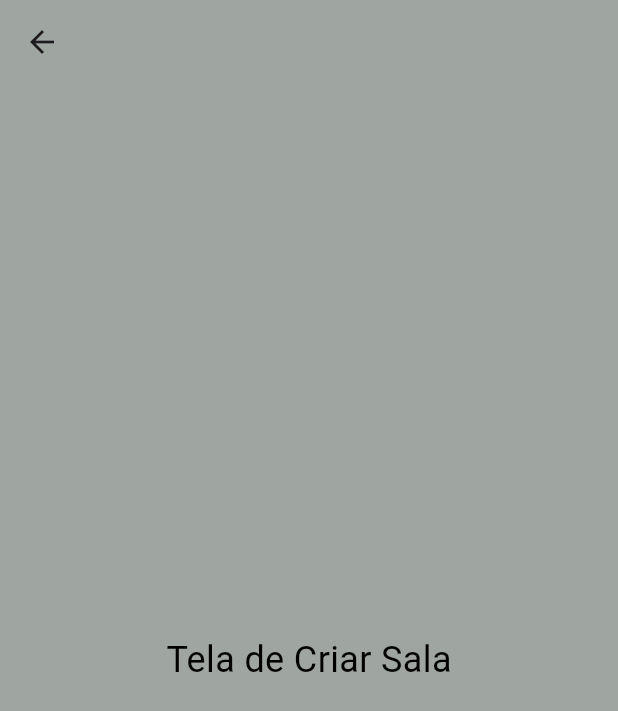
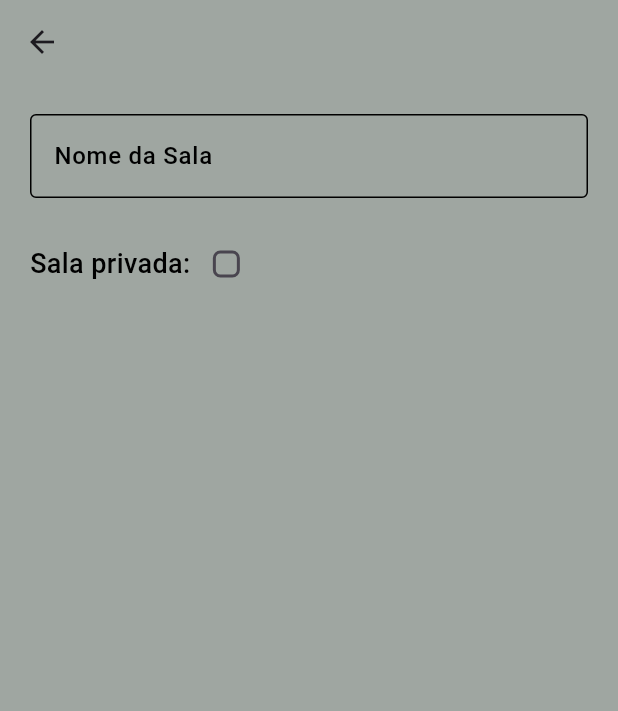
Before and after one commit to schumann7/geo-hunting, a Flutter app: the screen it shows after launch, after a tap on "Criar Sala", on a phone screen of 412 x 824 dp. Shown: the top 711 px of the screen. Run offline on Flutter 3.47's test engine with Material 3 defaults, Android fonts, the phone set to English and light mode, and no system bars.

Commit message:
criação do componente da sala do jogo e início do desenvolvimento das páginas game_create e game_enter

```diff
--- /dev/null
+++ b/lib/components/game_room.dart
@@ -0,0 +1,34 @@
+import 'package:flutter/material.dart';
+import 'package:geo_hunting/main.dart';
+
+class Room extends StatelessWidget {
+  final String roomName;
+  final int roomId;
+
+  const Room({super.key, required this.roomName, required this.roomId});
+
+  @override
+  Widget build(BuildContext context) {
+    return Card(
+      margin: EdgeInsets.only(bottom: 20),
+      color: white,
+      child: ListTileTheme(
+        iconColor: green,
+        child: ListTile(
+          leading: Text(
+            roomName,
+            style: TextStyle(
+              color: Colors.black,
+              fontSize: 16,
+              fontWeight: FontWeight.w500,
+            ),
+          ),
+          trailing: IconButton(
+            onPressed: () {},
+            icon: Icon(Icons.arrow_forward),
+          ),
+        ),
+      ),
+    );
+  }
+}
--- a/lib/main.dart
+++ b/lib/main.dart
@@ -1,5 +1,9 @@
 import 'package:flutter/material.dart';
 import 'screens/home_page.dart';
+
+Color background = Color(0xFF9FA6A1);
+Color green = Color(0xFF185C3C);
+Color white = Color(0xFFD9D9D9);
 
 void main() {
   runApp(const MyApp());
@@ -13,7 +17,7 @@ class MyApp extends StatelessWidget {
     return MaterialApp(
       title: 'Geo Hunting',
       theme: ThemeData(
-        scaffoldBackgroundColor: const Color(0xFF9FA6A1),
+        scaffoldBackgroundColor: background,
         textTheme: const TextTheme(
           bodyLarge: TextStyle(color: Colors.black),
           bodyMedium: TextStyle(color: Colors.black),
--- a/lib/screens/game_create_page.dart
+++ b/lib/screens/game_create_page.dart
@@ -1,16 +1,119 @@
 import 'package:flutter/material.dart';
+import 'package:geo_hunting/main.dart';
 
-class GameCreatePage extends StatelessWidget {
+class GameCreatePage extends StatefulWidget {
   const GameCreatePage({super.key});
+
+  @override
+  State<GameCreatePage> createState() => _GameCreatePageState();
+}
+
+class _GameCreatePageState extends State<GameCreatePage> {
+  final TextEditingController _controllerRoomName = TextEditingController();
+
+  final TextEditingController _controllerRoomPassword = TextEditingController();
+
+  bool _isPrivate = false;
 
   @override
   Widget build(BuildContext context) {
     return Scaffold(
-      appBar: AppBar(backgroundColor: const Color(0xFF9FA6A1)),
+      appBar: AppBar(backgroundColor: background),
       body: Center(
-        child: Text(
-          'Tela de Criar Sala',
-          style: TextStyle(fontSize: 24, color: Colors.black),
+        child: ListView(
+          padding: EdgeInsets.all(20.0),
+          children: [
+            TextSelectionTheme(
+              data: TextSelectionThemeData(
+                selectionColor: green.withOpacity(0.2),
+                cursorColor: Colors.black,
+                selectionHandleColor: green,
+              ),
+              child: TextField(
+                controller: _controllerRoomName,
+                decoration: InputDecoration(
+                  labelStyle: TextStyle(
+                    color: Colors.black,
+                    fontWeight: FontWeight.w500,
+                  ),
+                  floatingLabelStyle: TextStyle(
+                    color: Colors.black,
+                    fontWeight: FontWeight.w500,
+                  ),
+                  label: Text("Nome da Sala"),
+                  enabledBorder: OutlineInputBorder(
+                    borderSide: BorderSide(color: Colors.black),
+                  ),
+                  focusedBorder: OutlineInputBorder(
+                    borderSide: BorderSide(color: Colors.black),
+                  ),
+                  focusColor: green,
+                  hoverColor: green,
+                ),
+              ),
+            ),
+
+            SizedBox(height: 20.0),
+
+            Row(
+              children: [
+                Text(
+                  "Sala privada:",
+                  style: TextStyle(
+                    color: Colors.black,
+                    fontSize: 18,
+                    fontWeight: FontWeight.w500,
+                  ),
+                ),
+                Checkbox(
+                  activeColor: green,
+                  checkColor: background,
+                  shape: RoundedRectangleBorder(
+                    borderRadius: BorderRadius.circular(5.0),
+                  ),
+                  value: _isPrivate,
+                  onChanged: (value) {
+                    setState(() {
+                      _isPrivate = value ?? false;
+                    });
+                  },
+                ),
+              ],
+            ),
+            SizedBox(height: 20.0),
+            _isPrivate
+                ? TextSelectionTheme(
+                  data: TextSelectionThemeData(
+                    selectionColor: green.withOpacity(0.2),
+                    cursorColor: Colors.black,
+                    selectionHandleColor: green,
+                  ),
+                  child: TextField(
+                    obscureText: true,
+                    controller: _controllerRoomPassword,
+                    decoration: InputDecoration(
+                      labelStyle: TextStyle(
+                        color: Colors.black,
+                        fontWeight: FontWeight.w500,
+                      ),
+                      floatingLabelStyle: TextStyle(
+                        color: Colors.black,
+                        fontWeight: FontWeight.w500,
+                      ),
+                      label: Text("Senha da Sala"),
+                      enabledBorder: OutlineInputBorder(
+                        borderSide: BorderSide(color: Colors.black),
+                      ),
+                      focusedBorder: OutlineInputBorder(
+                        borderSide: BorderSide(color: Colors.black),
+                      ),
+                      focusColor: green,
+                      hoverColor: green,
+                    ),
+                  ),
+                )
+                : Text(""),
+          ],
         ),
       ),
     );
--- a/lib/screens/game_enter_page.dart
+++ b/lib/screens/game_enter_page.dart
@@ -1,4 +1,8 @@
 import 'package:flutter/material.dart';
+import 'package:geo_hunting/main.dart';
+
+// Importando o componente de sala do jogo
+import '../components/game_room.dart';
 
 class GameEnterPage extends StatelessWidget {
   const GameEnterPage({super.key});
@@ -6,11 +10,14 @@ class GameEnterPage extends StatelessWidget {
   @override
   Widget build(BuildContext context) {
     return Scaffold(
-      appBar: AppBar(backgroundColor: const Color(0xFF9FA6A1)),
+      appBar: AppBar(backgroundColor: background),
       body: Center(
-        child: Text(
-          'Tela de Entrar em uma Sala',
-          style: TextStyle(fontSize: 24, color: Colors.black),
+        child: ListView(
+          padding: EdgeInsets.all(20.0),
+          children: [
+            Room(roomName: "Sala do Schumann", roomId: 1),
+            Room(roomName: "Sala do Rômulo", roomId: 2),
+          ],
         ),
       ),
     );
--- a/lib/screens/home_page.dart
+++ b/lib/screens/home_page.dart
@@ -1,6 +1,8 @@
 import 'package:flutter/material.dart';
 import 'package:geo_hunting/screens/game_enter_page.dart';
 import 'package:geo_hunting/screens/game_create_page.dart';
+
+import 'package:geo_hunting/main.dart';
 
 class HomePage extends StatelessWidget {
   const HomePage({super.key});
@@ -19,7 +21,7 @@ class HomePage extends StatelessWidget {
                 style: TextStyle(
                   fontSize: 28,
                   color: Colors.black,
-                  fontWeight: FontWeight.w800
+                  fontWeight: FontWeight.w800,
                 ),
                 textAlign: TextAlign.center,
               ),
@@ -35,7 +37,7 @@ class HomePage extends StatelessWidget {
                 style: TextStyle(
                   fontSize: 24,
                   color: Colors.black,
-                  fontWeight: FontWeight.w500
+                  fontWeight: FontWeight.w500,
                 ),
                 textAlign: TextAlign.center,
               ),
@@ -44,18 +46,18 @@ class HomePage extends StatelessWidget {
                 width: 320,
                 child: ElevatedButton(
                   style: ElevatedButton.styleFrom(
-                    backgroundColor: const Color(0xFF185C3C),
+                    backgroundColor: green,
                     padding: const EdgeInsets.symmetric(vertical: 18),
                     shape: RoundedRectangleBorder(
                       borderRadius: BorderRadius.circular(15),
                     ),
                   ),
-                    onPressed: () {
+                  onPressed: () {
                     Navigator.push(
                       context,
-                      MaterialPageRoute(builder: (context) => const GameCreatePage()),
+                      MaterialPageRoute(builder: (context) => GameCreatePage()),
                     );
-                    },
+                  },
                   child: const Text(
                     'Criar Sala',
                     style: TextStyle(fontSize: 24, color: Color(0xFF9FA6A1)),
@@ -67,18 +69,20 @@ class HomePage extends StatelessWidget {
                 width: 320,
                 child: ElevatedButton(
                   style: ElevatedButton.styleFrom(
-                    backgroundColor: const Color(0xFF185C3C),
+                    backgroundColor: green,
                     padding: const EdgeInsets.symmetric(vertical: 18),
                     shape: RoundedRectangleBorder(
                       borderRadius: BorderRadius.circular(15),
                     ),
                   ),
-                    onPressed: () {
+                  onPressed: () {
                     Navigator.push(
                       context,
-                      MaterialPageRoute(builder: (context) => const GameEnterPage()),
+                      MaterialPageRoute(
+                        builder: (context) => const GameEnterPage(),
+                      ),
                     );
-                    },
+                  },
                   child: const Text(
                     'Buscar Sala',
                     style: TextStyle(fontSize: 24, color: Color(0xFF9FA6A1)),
```
